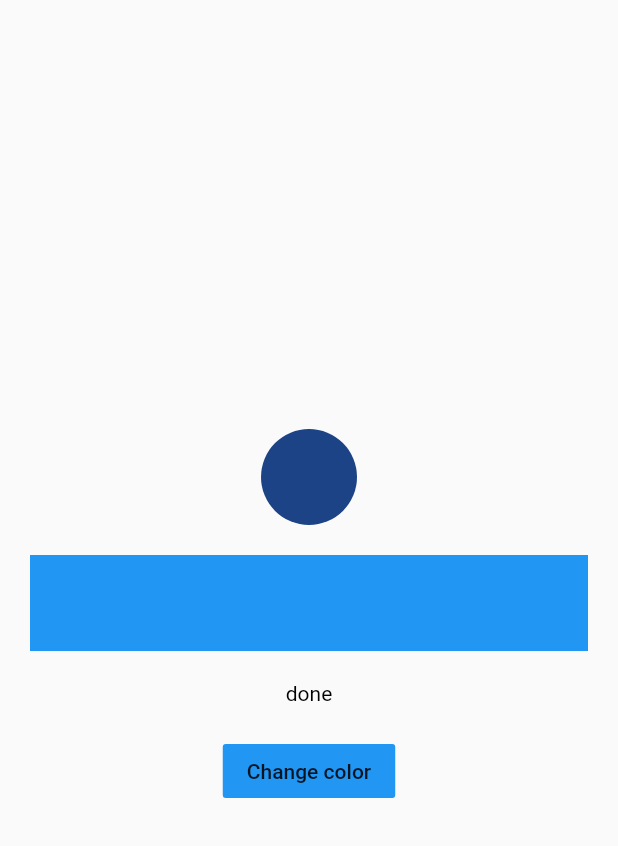
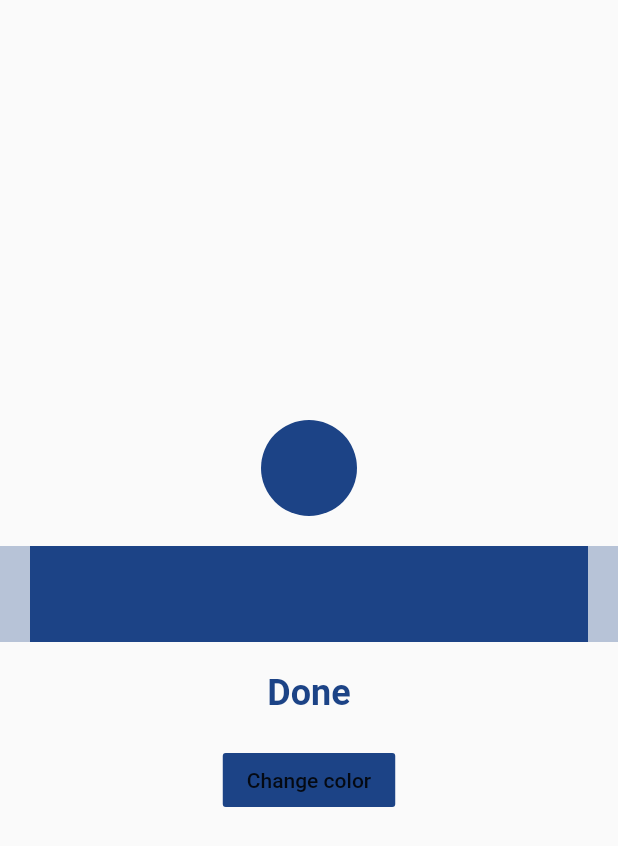
Before and after one commit to misterfourtytwo/controller_for_custom_widget, a Flutter app: the screen it shows after launch, after a tap on "Change color", on a phone screen of 412 x 824 dp. Shown: the top 846 px of the screen. Run offline on Flutter 3.47's test engine with Material 2 defaults, Android fonts, the phone set to English and light mode, and no system bars.

Commit message:
added color property to controller, finished sync with guide

```diff
--- a/lib/main.dart
+++ b/lib/main.dart
@@ -36,12 +36,14 @@ class _HomeState extends State<Home> {
   @override
   void initState() {
     super.initState();
-    colorCtrl = ColorChangeController();
+    colorCtrl = ColorChangeController(color: color);
     colorCtrl.addListener(() {
-      setState(() {
-        value = (colorCtrl.value * 100).round();
-        // color = colorCtrl.;
-      });
+      if (mounted) {
+        setState(() {
+          value = (colorCtrl.value * 100).round();
+          color = colorCtrl.color;
+        });
+      }
     });
   }
 
@@ -67,19 +69,27 @@ class _HomeState extends State<Home> {
               Container(
                 height: 64,
                 padding: EdgeInsets.symmetric(horizontal: 20),
-                child: LinearProgressIndicator(value: value.toDouble() / 100),
+                color: color.withOpacity(.3),
+                child: LinearProgressIndicator(
+                  value: value.toDouble() / 100,
+                  valueColor: AlwaysStoppedAnimation(color),
+                ),
               ),
               SizedBox(height: 20),
               Text(
-                value == 100 ? 'done' : '$value %',
-                style: TextStyle(color: Colors.black),
+                value == 100 ? 'Done' : '$value %',
+                style: TextStyle(
+                  color: color,
+                  fontWeight: FontWeight.bold,
+                  fontSize: 24,
+                ),
               ),
               SizedBox(height: 20),
               FlatButton(
                 child: Text(
                   'Change color',
                 ),
-                color: Colors.blue,
+                color: color,
                 onPressed: colorCtrl.changeColor,
               ),
             ],
@@ -129,8 +139,6 @@ class _ColorChangerState extends State<ColorChanger>
   @override
   void dispose() {
     _animationController.dispose();
-    // should be called not here but where we instantiate it
-    // widget.controller.dispose();
     super.dispose();
   }
 
@@ -145,7 +153,9 @@ class _ColorChangerState extends State<ColorChanger>
     _animationController.forward();
 
     colorAnimation.addListener(() {
+      widget.controller.color = colorAnimation.value;
       widget.controller.setValue(_animationController.value);
+
       if (colorAnimation.isCompleted) {
         widget.controller.isAnimating = false;
       }
@@ -177,6 +187,9 @@ class ColorChangeController extends ChangeNotifier {
   double value = 0.0;
   bool isAnimating = false;
   bool shouldStartAnimation = false;
+  Color color;
+
+  ColorChangeController({@required this.color});
 
   void setValue(double value) {
     this.value = value;
```
